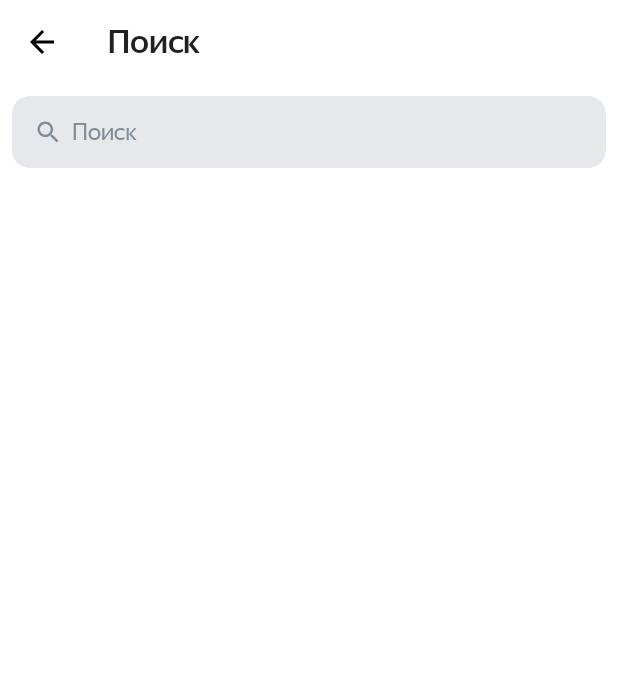
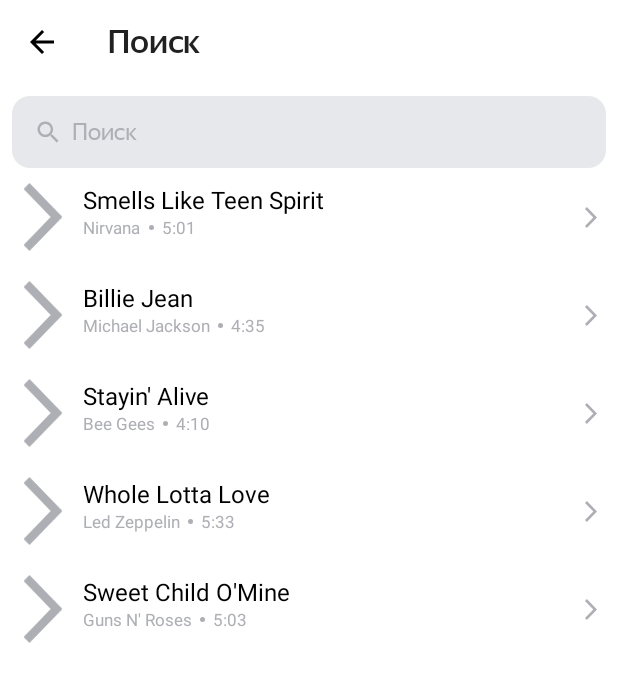
Before and after one commit to Dmitry1lp/Playlist_Maker, an Android app: the SearchActivity screen opened directly, with no data from a screen before it, on a phone screen of 412 x 824 dp. Shown: the top 682 px of the screen. Run offline under Robolectric (Android 15) with nearby library versions, the phone set to English and light mode, and no system bars; pictures from the network do not load.

Commit message:
Спринт 10

```diff
--- a/app/src/main/AndroidManifest.xml
+++ b/app/src/main/AndroidManifest.xml
@@ -1,6 +1,8 @@
 <?xml version="1.0" encoding="utf-8"?>
 <manifest xmlns:android="http://schemas.android.com/apk/res/android"
     xmlns:tools="http://schemas.android.com/tools">
+
+    <uses-permission android:name="android.permission.INTERNET"/>
 
     <application
         android:allowBackup="true"
--- a/app/src/main/java/com/practicum/playlistmaker/MainActivity.kt
+++ b/app/src/main/java/com/practicum/playlistmaker/MainActivity.kt
@@ -20,6 +20,7 @@ class MainActivity : AppCompatActivity() {
         val mediaButton = findViewById<Button>(R.id.media)
         val settingsButton = findViewById<Button>(R.id.setting)
 
+
         searchButton.setOnClickListener{
             val searchIntent = Intent(this, SearchActivity::class.java)
             startActivity(searchIntent)
--- a/app/src/main/java/com/practicum/playlistmaker/SearchActivity.kt
+++ b/app/src/main/java/com/practicum/playlistmaker/SearchActivity.kt
@@ -9,11 +9,13 @@ import android.view.View
 import android.view.inputmethod.InputMethodManager
 import android.widget.EditText
 import android.widget.ImageView
+import com.bumptech.glide.Glide
 import androidx.activity.enableEdgeToEdge
 import androidx.appcompat.app.AppCompatActivity
 import androidx.core.view.ViewCompat
 import androidx.core.view.WindowInsetsCompat
 import androidx.core.widget.addTextChangedListener
+import androidx.recyclerview.widget.RecyclerView
 import com.google.android.material.appbar.MaterialToolbar
 
 class SearchActivity : AppCompatActivity() {
@@ -28,6 +30,18 @@ class SearchActivity : AppCompatActivity() {
         val backButton = findViewById<MaterialToolbar>(R.id.toolbarSearch)
         val clearButton = findViewById<ImageView>(R.id.clearIcon)
         val inputEditText = findViewById<EditText>(R.id.inputEditText)
+        val recyclerView = findViewById<RecyclerView>(R.id.recyclerView)
+
+        val trackAdapter = TrackAdapter(
+            listOf(Track("Smells Like Teen Spirit", "Nirvana", "5:01", "https://is5-ssl.mzstatic.com/image/thumb/Music115/v4/7b/58/c2/7b58c21a-2b51-2bb2-e59a-9bb9b96ad8c3/00602567924166.rgb.jpg/100x100bb.jpg"),
+                Track("Billie Jean", "Michael Jackson", "4:35", "https://is5-ssl.mzstatic.com/image/thumb/Music125/v4/3d/9d/38/3d9d3811-71f0-3a0e-1ada-3004e56ff852/827969428726.jpg/100x100bb.jpg"),
+                Track("Stayin' Alive", "Bee Gees", "4:10", "https://is4-ssl.mzstatic.com/image/thumb/Music115/v4/1f/80/1f/1f801fc1-8c0f-ea3e-d3e5-387c6619619e/16UMGIM86640.rgb.jpg/100x100bb.jpg"),
+                Track("Whole Lotta Love", "Led Zeppelin", "5:33", "https://is2-ssl.mzstatic.com/image/thumb/Music62/v4/7e/17/e3/7e17e33f-2efa-2a36-e916-7f808576cf6b/mzm.fyigqcbs.jpg/100x100bb.jpg"),
+                Track("Sweet Child O'Mine", "Guns N' Roses", "5:03", "https://is5-ssl.mzstatic.com/image/thumb/Music125/v4/a0/4d/c4/a04dc484-03cc-02aa-fa82-5334fcb4bc16/18UMGIM24878.rgb.jpg/100x100bb.jpg")
+            )
+        )
+
+        recyclerView.adapter = trackAdapter
 
         clearButton.setOnClickListener {
             inputEditText.setText("")
--- /dev/null
+++ b/app/src/main/java/com/practicum/playlistmaker/Track.kt
@@ -0,0 +1,8 @@
+package com.practicum.playlistmaker
+
+data class Track (
+    val trackName: String, // Название композиции
+    val artistName: String, // Имя исполнителя
+    val trackTime: String, // Продолжительность трека
+    val artworkUrl100: String // Ссылка на изображение обложки
+)
--- /dev/null
+++ b/app/src/main/java/com/practicum/playlistmaker/TrackAdapter.kt
@@ -0,0 +1,23 @@
+package com.practicum.playlistmaker
+
+import android.view.LayoutInflater
+import android.view.ViewGroup
+import androidx.recyclerview.widget.RecyclerView
+
+class TrackAdapter(
+    private val tracks: List<Track>
+): RecyclerView.Adapter<TrackViewHolder>() {
+
+    override fun onCreateViewHolder(parent: ViewGroup, viewType: Int): TrackViewHolder {
+        val view = LayoutInflater.from(parent.context).inflate(R.layout.track_view, parent, false)
+        return TrackViewHolder(view)
+    }
+
+    override fun onBindViewHolder(holder: TrackViewHolder, position: Int) {
+        holder.bind(tracks[position])
+    }
+
+    override fun getItemCount(): Int {
+        return tracks.size
+    }
+}
--- /dev/null
+++ b/app/src/main/java/com/practicum/playlistmaker/TrackViewHolder.kt
@@ -0,0 +1,33 @@
+package com.practicum.playlistmaker
+
+import android.view.LayoutInflater
+import android.view.View
+import android.view.ViewGroup
+import android.widget.ImageView
+import android.widget.TextView
+import com.bumptech.glide.Glide
+import androidx.constraintlayout.widget.ConstraintLayout
+import androidx.recyclerview.widget.RecyclerView
+import com.bumptech.glide.load.resource.bitmap.RoundedCorners
+
+class TrackViewHolder(itemView: View): RecyclerView.ViewHolder(itemView) {
+
+    val trackLayout: ConstraintLayout =  itemView.findViewById(R.id.trackLayout)
+    val trackAlbum: ImageView = itemView.findViewById(R.id.album)
+    val trackName: TextView = itemView.findViewById(R.id.trackName)
+    val trackGroup: TextView = itemView.findViewById(R.id.trackGroup)
+    val trackTime: TextView = itemView.findViewById(R.id.trackTime)
+
+    fun bind(item: Track) {
+        trackName.text = item.trackName
+        trackGroup.text = item.artistName
+        trackTime.text = item.trackTime
+
+        Glide.with(itemView.context)
+            .load(item.artworkUrl100)
+            .placeholder(R.drawable.agreement)
+            .centerCrop()
+            .transform(RoundedCorners(2))
+            .into(trackAlbum)
+    }
+}
--- /dev/null
+++ b/app/src/main/res/drawable/ellipse_1.xml
@@ -0,0 +1,9 @@
+<vector xmlns:android="http://schemas.android.com/apk/res/android"
+    android:width="3dp"
+    android:height="3dp"
+    android:viewportWidth="3"
+    android:viewportHeight="3">
+  <path
+      android:pathData="M1.5,1.5m-1.5,0a1.5,1.5 0,1 1,3 0a1.5,1.5 0,1 1,-3 0"
+      android:fillColor="#AEAFB4"/>
+</vector>
--- a/app/src/main/res/layout/activity_search.xml
+++ b/app/src/main/res/layout/activity_search.xml
@@ -23,7 +23,10 @@
         app:navigationIcon="@drawable/light_modesetting"
         app:titleTextAppearance="@style/TextAppearance.ToolbarTitle.Normal" />
 
+
+
     <FrameLayout
+        android:id="@+id/searchContainer"
         android:layout_width="match_parent"
         android:layout_height="wrap_content"
         android:layout_margin="@dimen/medium_padding"
@@ -49,4 +52,15 @@
         style="@style/SearchIcon"
         tools:ignore="RtlSymmetry" />
     </FrameLayout>
+
+    <androidx.recyclerview.widget.RecyclerView
+        android:id="@+id/recyclerView"
+        android:layout_width="match_parent"
+        android:layout_height="0dp"
+        app:layout_constraintTop_toBottomOf="@id/searchContainer"
+        app:layout_constraintStart_toStartOf="parent"
+        app:layout_constraintEnd_toEndOf="parent"
+        app:layout_constraintBottom_toBottomOf="parent"
+        app:layoutManager="androidx.recyclerview.widget.LinearLayoutManager"/>
+
 </androidx.constraintlayout.widget.ConstraintLayout>
--- /dev/null
+++ b/app/src/main/res/layout/track_view.xml
@@ -0,0 +1,80 @@
+<?xml version="1.0" encoding="utf-8"?>
+<androidx.constraintlayout.widget.ConstraintLayout android:id="@+id/trackLayout"
+    xmlns:android="http://schemas.android.com/apk/res/android"
+    xmlns:tools="http://schemas.android.com/tools"
+    android:layout_width="match_parent"
+    android:layout_height="wrap_content"
+    android:paddingHorizontal="2dp"
+    android:paddingVertical="10dp"
+    xmlns:app="http://schemas.android.com/apk/res-auto">
+
+    <ImageView
+        android:id="@+id/album"
+        android:layout_height="45dp"
+        android:layout_width="45dp"
+        android:src="@drawable/clear_button"
+        android:paddingStart="@dimen/medium_padding"
+        app:layout_constraintStart_toStartOf="parent"
+        app:layout_constraintTop_toTopOf="parent"
+        tools:ignore="RtlSymmetry" />
+
+    <TextView
+        android:id="@+id/trackName"
+        android:layout_height="wrap_content"
+        android:layout_width="wrap_content"
+        android:font="@font/ys_display_regular"
+        android:textSize="@dimen/setting_text"
+        android:textColor="?attr/colorPrimaryVariant"
+        android:paddingStart="@dimen/medium_padding"
+        tools:text="@string/trackName"
+        app:layout_constraintStart_toEndOf="@id/album"
+        app:layout_constraintTop_toTopOf="parent"
+        tools:ignore="RtlSymmetry" />
+
+    <TextView
+        android:id="@+id/trackGroup"
+        android:layout_height="wrap_content"
+        android:layout_width="wrap_content"
+        android:textColor="?attr/colorOnSurface"
+        android:paddingStart="@dimen/medium_padding"
+        app:layout_constraintStart_toEndOf="@id/album"
+        app:layout_constraintTop_toBottomOf="@id/trackName"
+        android:textSize="@dimen/group_text"
+        tools:text="@string/artist"
+        tools:ignore="RtlSymmetry" />
+
+    <ImageView
+        android:id="@+id/ellipse"
+        android:layout_height="wrap_content"
+        android:layout_width="wrap_content"
+        app:layout_constraintStart_toEndOf="@id/trackGroup"
+        app:layout_constraintTop_toBottomOf="@id/trackName"
+        app:layout_constraintBottom_toBottomOf="@id/trackGroup"
+        android:paddingStart="@dimen/min_padding"
+        app:tint="?attr/colorOnSurface"
+        android:src="@drawable/ellipse_1"
+        tools:ignore="RtlSymmetry" />
+
+    <TextView
+        android:id="@+id/trackTime"
+        android:layout_height="wrap_content"
+        android:layout_width="wrap_content"
+        android:textColor="?attr/colorOnSurface"
+        android:paddingStart="@dimen/min_padding"
+        android:textSize="@dimen/group_text"
+        app:layout_constraintStart_toEndOf="@id/ellipse"
+        app:layout_constraintTop_toBottomOf="@id/trackName"
+        tools:text="@string/time"
+        tools:ignore="RtlSymmetry" />
+
+    <ImageView
+        android:id="@+id/vector"
+        android:layout_height="wrap_content"
+        android:layout_width="wrap_content"
+        android:src="@drawable/agreement"
+        android:paddingEnd="@dimen/edit_search"
+        app:layout_constraintEnd_toEndOf="parent"
+        app:layout_constraintTop_toTopOf="parent"
+        app:layout_constraintBottom_toBottomOf="parent"
+        tools:ignore="RtlSymmetry" />
+</androidx.constraintlayout.widget.ConstraintLayout>
--- a/app/src/main/res/values-night/themes.xml
+++ b/app/src/main/res/values-night/themes.xml
@@ -6,10 +6,11 @@
         <item name="colorPrimaryVariant">@color/white</item>   <!-- Темный фиолетовый -->
         <item name="colorOnPrimary">@color/black</item>             <!-- Белый текст -->
         <item name="colorOnBackground">@color/white</item>
+        <item name="colorOnSurface">@color/white</item>
 
         <!-- Secondary -->
         <item name="colorSecondary">@color/white</item>          <!-- Белый -->
-        <item name="colorSecondaryVariant">@color/black</item>   <!-- Темный бирюзовый -->
+        <item name="colorSecondaryVariant">@color/black</item>   <!-- Темный  -->
         <item name="colorOnSecondary">@color/black</item>           <!-- Черный текст -->
 
         <!-- Система -->
--- a/app/src/main/res/values/colors.xml
+++ b/app/src/main/res/values/colors.xml
@@ -11,6 +11,6 @@
     <color name="purple_500">#FF6200EE</color>
     <color name="purple_700">#FF3700B3</color>
     <color name="cursor">#3772E7</color>
-    <color name="light_search_bar">#818C99</color>
+    <color name="light_search_bar">#AEAFB4</color>
     <color name="editClose">#FF3700B3</color>
 </resources>
--- a/app/src/main/res/values/dimens.xml
+++ b/app/src/main/res/values/dimens.xml
@@ -1,8 +1,10 @@
 <?xml version="1.0" encoding="utf-8"?>
 <resources>
     <dimen name="medium_padding">8dp</dimen>
+    <dimen name="min_padding">5dp</dimen>
     <dimen name="primary_text_size">24sp</dimen>
     <dimen name="radiusSize">16dp</dimen>
+    <dimen name="group_text">11sp</dimen>
     <dimen name="setting_text">16sp</dimen>
     <dimen name="ic_padding">18dp</dimen>
     <dimen name="activity_text_size">22sp</dimen>
--- a/app/src/main/res/values/strings.xml
+++ b/app/src/main/res/values/strings.xml
@@ -11,5 +11,8 @@
     <string name="support" translatable="false">Написать в поддержку</string>
     <string name="offer_url" translatable="false">https://yandex.ru/legal/practicum_offer/</string>
     <string name="agreement" translatable="false">Пользовательское соглашение</string>
+    <string name="artist" translatable="false">Artist</string>
+    <string name="trackName" translatable="false">TrackName</string>
+    <string name="time" translatable="false">Time</string>
 
 </resources>
--- a/app/src/main/res/values/themes.xml
+++ b/app/src/main/res/values/themes.xml
@@ -6,6 +6,7 @@
         <item name="colorPrimaryVariant">@color/black</item>   <!-- Иконки -->
         <item name="colorOnPrimary">@color/white</item>             <!-- Белый  -->
         <item name="colorOnBackground">@color/track_off</item>
+        <item name="colorOnSurface">@color/light_search_bar</item>
 
         <!-- Secondary -->
         <item name="colorSecondary">@color/white</item>          <!-- Белый -->
--- a/gradle/libs.versions.toml
+++ b/gradle/libs.versions.toml
@@ -1,5 +1,7 @@
 [versions]
 agp = "8.7.3"
+glide = "4.14.2"
+googleMaterial = "1.6.1"
 kotlin = "1.9.24"
 coreKtx = "1.15.0"
 junit = "4.13.2"
@@ -13,6 +15,8 @@ materialVersion = "1.13.0"
 
 [libraries]
 androidx-core-ktx = { group = "androidx.core", name = "core-ktx", version.ref = "coreKtx" }
+compiler = { module = "com.github.bumptech.glide:compiler", version.ref = "glide" }
+glide = { module = "com.github.bumptech.glide:glide", version.ref = "glide" }
 junit = { group = "junit", name = "junit", version.ref = "junit" }
 androidx-junit = { group = "androidx.test.ext", name = "junit", version.ref = "junitVersion" }
 androidx-espresso-core = { group = "androidx.test.espresso", name = "espresso-core", version.ref = "espressoCore" }
@@ -21,6 +25,7 @@ material = { group = "com.google.android.material", name = "material", version.r
 androidx-activity = { group = "androidx.activity", name = "activity", version.ref = "activity" }
 androidx-constraintlayout = { group = "androidx.constraintlayout", name = "constraintlayout", version.ref = "constraintlayout" }
 material-v1130 = { module = "com.google.android.material:material", version.ref = "materialVersion" }
+material-v161 = { module = "com.google.android.material:material", version.ref = "googleMaterial" }
 
 [plugins]
 android-application = { id = "com.android.application", version.ref = "agp" }
```
Also changed, not shown: app/build.gradle.kts (+6 -1 lines).
